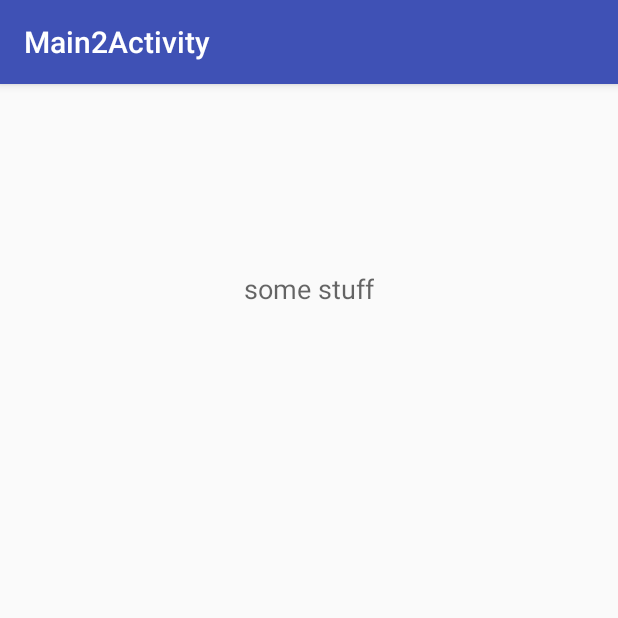
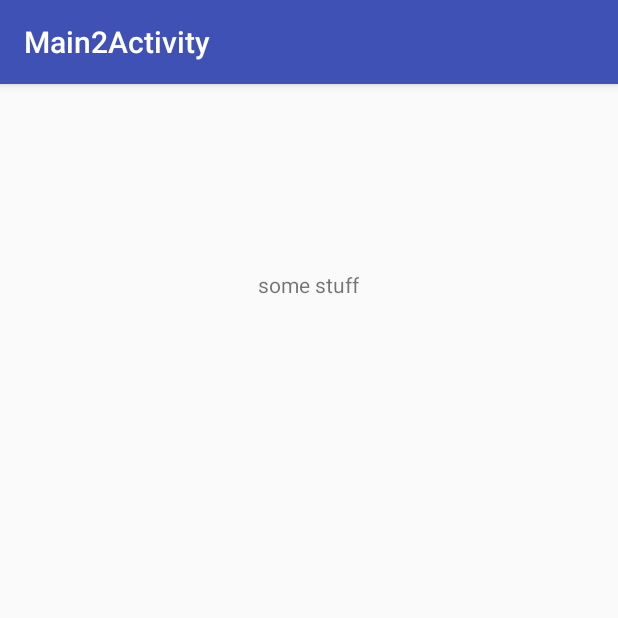
Before and after one commit to knguyen0710/Capstone, an Android app: the screen it shows after launch (Main2Activity), on a phone screen of 412 x 824 dp, the top half of it. Run offline under Robolectric (Android 15) with nearby library versions, the phone set to English and light mode, and no system bars; libraries missing offline, so code that uses them is left out: kaaes.spotify.webapi, retrofit.client, retrofit.http.

```diff
--- a/app/src/main/res/layout/content_main2.xml
+++ b/app/src/main/res/layout/content_main2.xml
@@ -22,7 +22,6 @@
     <TextView
         android:layout_width="wrap_content"
         android:layout_height="wrap_content"
-        android:textAppearance="?android:attr/textAppearanceMedium"
         android:text="some stuff"
         android:id="@+id/textView"
         android:layout_alignParentTop="true"
```
Also changed, not shown: app/src/main/java/com/juke/kynasaur/juke2/Main2Activity.java (+36 -4 lines), app/src/main/java/com/juke/kynasaur/juke2/MainActivity.java (+6 -2 lines).
